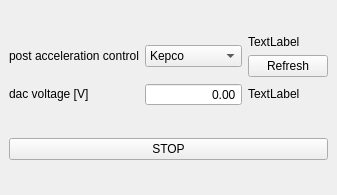
Qt form TildaHost/source/Interface/SimpleCounter/Ui_simpleCounterRunnning.ui (lasersphere/Tilda) before a commit.
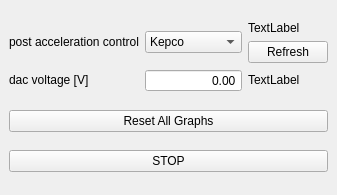
The same form after that commit.

Commit message: Fixed InversScanDirection red line direction display error Implemented a reset button for the simple counter

```diff
--- a/TildaHost/source/Interface/SimpleCounter/Ui_simpleCounterRunnning.ui
+++ b/TildaHost/source/Interface/SimpleCounter/Ui_simpleCounterRunnning.ui
@@ -147,6 +147,13 @@
       </item>
      </layout>
     </item>
+    <item>
+     <widget class="QPushButton" name="pushButton_reset_graphs">
+      <property name="text">
+       <string>Reset All Graphs</string>
+      </property>
+     </widget>
+    </item>
     <item>
      <widget class="QPushButton" name="pushButton_stop">
       <property name="text">
```
The commit also changes 4 other files.
